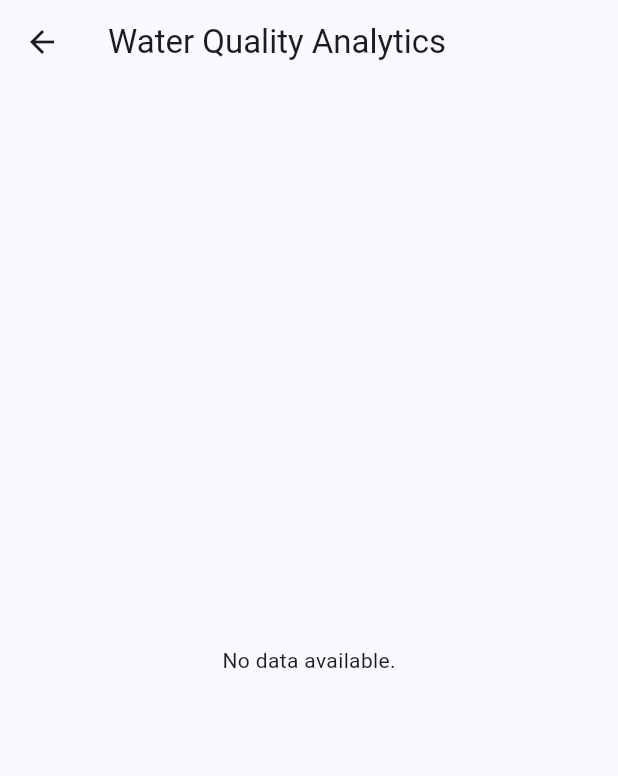
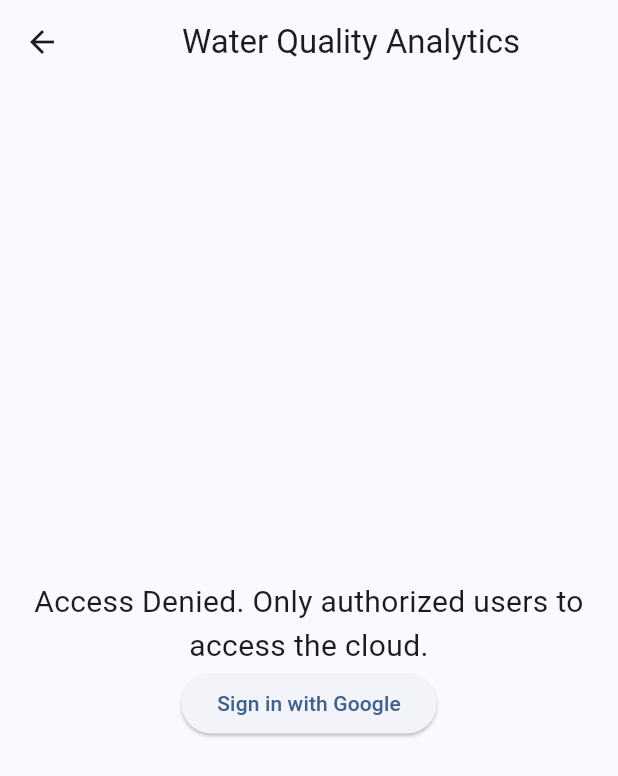
Before and after one commit to austinmedina/WaterBaddiesApp, a Flutter app: the AnalyticsPage screen opened directly, on a phone screen of 412 x 824 dp. Shown: the top 776 px of the screen. Run offline on Flutter 3.47's test engine with Material 3 defaults, Android fonts, the light colour scheme and no system bars; our stand-ins replace cloud_firestore, connectivity_plus, firebase_auth, firebase_core, fl_chart, flutter_blue_plus and 9 more; accounts and stored records are empty.

Commit message:
Added authentication and checks for user to access the cloud

```diff
--- a/lib/screens/analytics/analyticsPage.dart
+++ b/lib/screens/analytics/analyticsPage.dart
@@ -1,16 +1,45 @@
 import 'package:flutter/material.dart';
 import 'package:cloud_firestore/cloud_firestore.dart';
+import 'package:firebase_auth/firebase_auth.dart';
 import 'package:fl_chart/fl_chart.dart';
 import 'package:flutter_map/flutter_map.dart';
 import 'package:latlong2/latlong.dart';
 import 'dart:math';
+import '../../utils/utils.dart';
 
-class AnalyticsPage extends StatelessWidget {
+class AnalyticsPage extends StatefulWidget {
+  @override
+  _AnalyticsPageState createState() => _AnalyticsPageState();
+}
+
+class _AnalyticsPageState extends State<AnalyticsPage> {
+  User? _user; // Store the user state
+
+  @override
+  void initState() {
+    super.initState();
+    _signInAndCheck(); // Call sign-in when the page loads
+  }
+
+  Future<void> _signInAndCheck() async {
+    try {
+      final userCredential = await signInWithGoogle();
+      setState(() {
+        _user = userCredential.user; // Update user state
+      });
+    } catch (e) {
+      print("Error signing in: $e");
+      // Handle sign-in errors, such as displaying a snackbar
+    }
+  }
+
   @override
   Widget build(BuildContext context) {
+    if (_user != null && _user!.email == 'austinmedina@comcast.net') {
       return Scaffold(
-      appBar: AppBar(title: Text('Water Quality Analytics')),
-      body: StreamBuilder<QuerySnapshot>(
+        appBar: AppBar(title: Center(child: Text('Water Quality Analytics'))),
+        body: _user != null // Check if user is signed in
+            ? StreamBuilder<QuerySnapshot>(
                 stream: FirebaseFirestore.instance.collection('history').snapshots(),
                 builder: (context, snapshot) {
                   if (snapshot.hasError) {
@@ -25,11 +54,53 @@ class AnalyticsPage extends StatelessWidget {
                     return Center(child: Text('No data available.'));
                   }
 
-          List<Map<String, dynamic>> data = snapshot.data!.docs.map((doc) => doc.data() as Map<String, dynamic>).toList();
+                  List<Map<String, dynamic>> data = snapshot.data!.docs
+                      .map((doc) => doc.data() as Map<String, dynamic>)
+                      .toList();
                   return AnalyticsView(data: data);
                 },
+              )
+            : Center(
+                child: Column(
+                  mainAxisAlignment: MainAxisAlignment.center,
+                  children: <Widget>[
+                    Text("Not authenticated, you must sign into a Google account."),
+                    ElevatedButton(
+                      onPressed: () async {
+                        await _signInAndCheck();
+                      },
+                      child: Text("Sign in with Google"),
+                    ),
+                  ],
+                ),
               ),
       );
+    } else {
+      // User is not authorized, show access denied message
+      return Scaffold(
+        appBar: AppBar(title: Center(child: Text('Water Quality Analytics'))),
+        body: Center(
+          child: Column(
+            mainAxisAlignment: MainAxisAlignment.center, // Center vertically
+            children: <Widget>[
+              Text(
+                "Access Denied. Only authorized users to access the cloud.",
+                textAlign: TextAlign.center, // Center horizontally
+                style: TextStyle(
+                  fontSize: 20.0, // Increase font size
+                ),
+              ),
+              ElevatedButton(
+                onPressed: () async {
+                  await _signInAndCheck();
+                },
+                child: Text("Sign in with Google"),
+              ),
+            ],
+          ),
+        ),
+      );
+    }
   }
 }
 
--- a/pubspec.yaml
+++ b/pubspec.yaml
@@ -33,6 +33,8 @@ dependencies:
   flutter_map: ^8.1.1
   latlong2: ^0.9.1
   connectivity_plus: ^6.1.3
+  firebase_auth: ^5.5.1
+  google_sign_in: ^6.3.0
 
 dev_dependencies:
   flutter_test:
```
Also changed, not shown: lib/screens/info/baddiesInfo.dart (+44 -10 lines), lib/utils/utils.dart (+43 -0 lines), lib/firebase_options.dart, pubspec.lock, 3 other files. Lines whose indentation alone changed are shown as unchanged.
